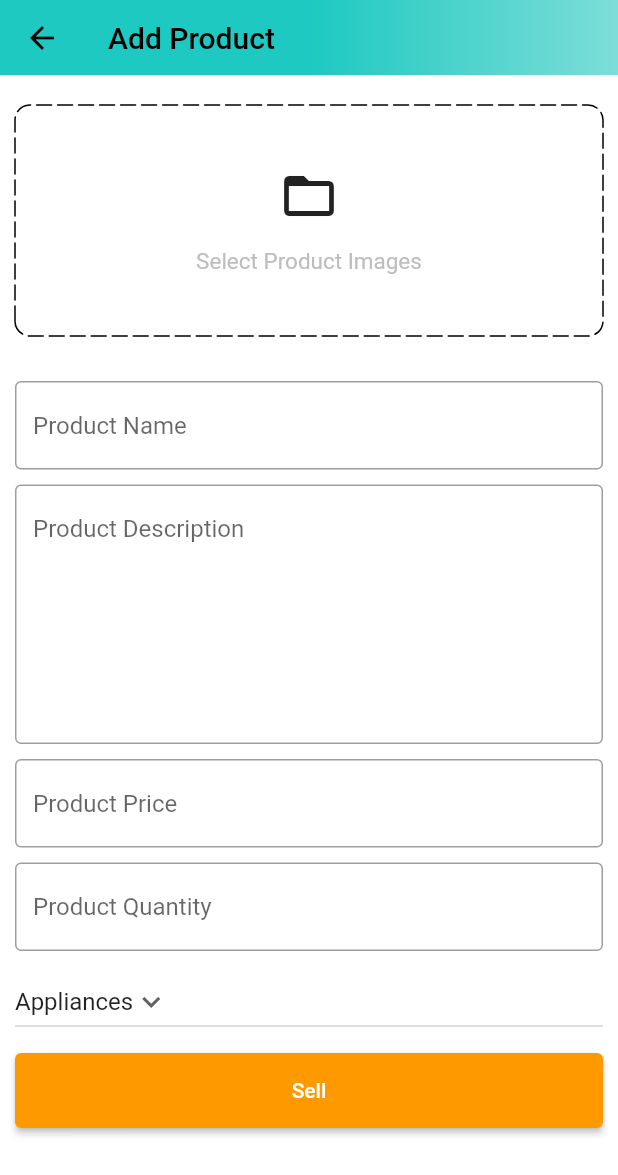
After one commit to Larissa-Nahan/Clone_App_Amazon, a Flutter app: the AdminScreen screen opened directly, after a tap on the "add" icon, on a phone screen of 412 x 824 dp. The commit adds this screen. Shown: the top 1175 px of the screen. Run offline on Flutter 3.47's test engine with Material 2 defaults, Android fonts, the phone set to English and light mode, and no system bars; drawn by our look-alikes of dotted_border; our stand-ins replace badges, carousel_slider, file_picker, shared_preferences; accounts and stored records are empty.

Commit message:
add product page

```diff
--- a/lib/common/widgets/custom_textfield.dart
+++ b/lib/common/widgets/custom_textfield.dart
@@ -3,9 +3,13 @@ import 'package:flutter/material.dart';
 class CustomTextField extends StatelessWidget {
   final TextEditingController controller;
   final String hintText;
+  final int maxLines;
 
   const CustomTextField(
-      {super.key, required this.controller, required this.hintText});
+      {super.key,
+      required this.controller,
+      required this.hintText,
+      this.maxLines = 1});
 
   @override
   Widget build(BuildContext context) {
@@ -32,6 +36,7 @@ class CustomTextField extends StatelessWidget {
 
         return null;
       },
+      maxLines: maxLines,
     );
   }
 }
--- a/lib/constants/utils.dart
+++ b/lib/constants/utils.dart
@@ -1,3 +1,6 @@
+import 'dart:io';
+
+import 'package:file_picker/file_picker.dart';
 import 'package:flutter/material.dart';
 
 void showSnackBar(BuildContext context, String text) {
@@ -7,3 +10,23 @@ void showSnackBar(BuildContext context, String text) {
     ),
   );
 }
+
+Future<List<File>> pickImages() async {
+  List<File> images = [];
+  try {
+    var files = await FilePicker.platform.pickFiles(
+      type: FileType.image,
+      allowMultiple: true,
+    );
+
+    if (files != null && files.files.isNotEmpty) {
+      for (int i = 0; i < files.files.length; i++) {
+        images.add(File(files.files[i].path!));
+      }
+    }
+  } catch (e) {
+    debugPrint(e.toString());
+  }
+
+  return images;
+}
--- /dev/null
+++ b/lib/features/admin/screen/add_product_screen.dart
@@ -0,0 +1,182 @@
+import 'dart:io';
+
+import 'package:amazon/common/widgets/custom_button.dart';
+import 'package:amazon/common/widgets/custom_textfield.dart';
+import 'package:amazon/constants/global_variables.dart';
+import 'package:amazon/constants/utils.dart';
+import 'package:carousel_slider/carousel_slider.dart';
+import 'package:dotted_border/dotted_border.dart';
+import 'package:flutter/material.dart';
+
+class AddProductScreen extends StatefulWidget {
+  static const String routeName = '/add-pproduct';
+
+  const AddProductScreen({super.key});
+
+  @override
+  State<AddProductScreen> createState() => _AddProductScreenState();
+}
+
+class _AddProductScreenState extends State<AddProductScreen> {
+  final TextEditingController productNameController = TextEditingController();
+  final TextEditingController descriptionController = TextEditingController();
+  final TextEditingController priceController = TextEditingController();
+  final TextEditingController quantityController = TextEditingController();
+
+  String category = 'Appliances';
+  List<File> images = [];
+
+  @override
+  void dispose() {
+    super.dispose();
+    productNameController.dispose();
+    descriptionController.dispose();
+    priceController.dispose();
+    quantityController.dispose();
+  }
+
+  List<String> productsCategories = [
+    'Appliances',
+    'Books',
+    'Essentials',
+    'Fashion',
+    'Mobiles',
+  ];
+
+  void selectImages() async {
+    var res = await pickImages();
+    setState(() {
+      images = res;
+    });
+  }
+
+  @override
+  Widget build(BuildContext context) {
+    return Scaffold(
+      appBar: PreferredSize(
+        preferredSize: const Size.fromHeight(50),
+        child: AppBar(
+          flexibleSpace: Container(
+            decoration: const BoxDecoration(
+              gradient: GlobalVariables.appBarGradient,
+            ),
+          ),
+          title: const Text(
+            'Add Product',
+            style: TextStyle(
+              color: Colors.black,
+            ),
+          ),
+        ),
+      ),
+      body: SingleChildScrollView(
+        child: Form(
+          child: Padding(
+            padding: const EdgeInsets.symmetric(horizontal: 10),
+            child: Column(
+              children: [
+                const SizedBox(height: 20),
+                images.isNotEmpty
+                    ? CarouselSlider(
+                        items: images.map(
+                          (i) {
+                            return Builder(
+                              builder: (BuildContext context) => Image.file(
+                                i,
+                                fit: BoxFit.cover,
+                                height: 200,
+                              ),
+                            );
+                          },
+                        ).toList(),
+                        options: CarouselOptions(
+                          viewportFraction: 1,
+                          height: 200,
+                        ),
+                      )
+                    : GestureDetector(
+                        onTap: selectImages,
+                        child: DottedBorder(
+                          borderType: BorderType.RRect,
+                          radius: const Radius.circular(10),
+                          dashPattern: const [10, 4],
+                          strokeCap: StrokeCap.round,
+                          child: Container(
+                            width: double.infinity,
+                            height: 150,
+                            decoration: BoxDecoration(
+                              borderRadius: BorderRadius.circular(10),
+                            ),
+                            child: Column(
+                              mainAxisAlignment: MainAxisAlignment.center,
+                              children: [
+                                const Icon(
+                                  Icons.folder_open,
+                                  size: 40,
+                                ),
+                                const SizedBox(
+                                  height: 15,
+                                ),
+                                Text(
+                                  "Select Product Images",
+                                  style: TextStyle(
+                                    fontSize: 15,
+                                    color: Colors.grey.shade400,
+                                  ),
+                                )
+                              ],
+                            ),
+                          ),
+                        ),
+                      ),
+                const SizedBox(height: 30),
+                CustomTextField(
+                  controller: productNameController,
+                  hintText: 'Product Name',
+                ),
+                const SizedBox(height: 10),
+                CustomTextField(
+                  controller: descriptionController,
+                  hintText: 'Product Description',
+                  maxLines: 7,
+                ),
+                const SizedBox(height: 10),
+                CustomTextField(
+                  controller: priceController,
+                  hintText: 'Product Price',
+                ),
+                const SizedBox(height: 10),
+                CustomTextField(
+                  controller: quantityController,
+                  hintText: 'Product Quantity',
+                ),
+                const SizedBox(height: 10),
+                SizedBox(
+                  width: double.infinity,
+                  child: DropdownButton(
+                    value: category,
+                    icon: const Icon(Icons.keyboard_arrow_down),
+                    items: productsCategories.map((String item) {
+                      return DropdownMenuItem(
+                        value: item,
+                        child: Text(item),
+                      );
+                    }).toList(),
+                    onChanged: (String? newValue) {
+                      setState(() {
+                        category = newValue!;
+                      });
+                    },
+                  ),
+                ),
+                const SizedBox(height: 10),
+                CustomButton(text: 'Sell', onTap: () {}),
+                const SizedBox(height: 10),
+              ],
+            ),
+          ),
+        ),
+      ),
+    );
+  }
+}
--- /dev/null
+++ b/lib/features/admin/screen/admin_screen.dart
@@ -0,0 +1,140 @@
+import 'package:amazon/constants/global_variables.dart';
+import 'package:amazon/features/admin/screen/posts_screen.dart';
+import 'package:flutter/material.dart';
+
+class AdminScreen extends StatefulWidget {
+  const AdminScreen({super.key});
+
+  @override
+  State<AdminScreen> createState() => _AdminScreenState();
+}
+
+class _AdminScreenState extends State<AdminScreen> {
+  int _page = 0;
+  double bottomBarWidth = 42;
+  double bottomBarBorderWidth = 5;
+
+  List<Widget> pages = [
+    const PostsScreen(),
+    const Center(
+      child: Text("Analytcs"),
+    ),
+    const Center(
+      child: Text("Orders"),
+    ),
+  ];
+
+  void updatePage(int page) {
+    setState(() {
+      _page = page;
+    });
+  }
+
+  @override
+  Widget build(BuildContext context) {
+    return Scaffold(
+      appBar: PreferredSize(
+        preferredSize: const Size.fromHeight(50),
+        child: AppBar(
+          flexibleSpace: Container(
+            decoration: const BoxDecoration(
+              gradient: GlobalVariables.appBarGradient,
+            ),
+          ),
+          title: Row(
+            mainAxisAlignment: MainAxisAlignment.spaceBetween,
+            children: [
+              Container(
+                alignment: Alignment.topLeft,
+                child: Image.asset(
+                  'assets/images/amazon_in.png',
+                  width: 120,
+                  height: 45,
+                  color: Colors.black,
+                ),
+              ),
+              const Text(
+                'Admin',
+                style: TextStyle(
+                  color: Colors.black,
+                  fontWeight: FontWeight.bold,
+                ),
+              ),
+            ],
+          ),
+        ),
+      ),
+      body: pages[_page],
+      bottomNavigationBar: BottomNavigationBar(
+        currentIndex: _page,
+        selectedItemColor: GlobalVariables.selectedNavBarColor,
+        unselectedItemColor: GlobalVariables.unselectedNavBarColor,
+        backgroundColor: GlobalVariables.backgroundColor,
+        iconSize: 28,
+        onTap: updatePage,
+        items: [
+          //Posts
+          BottomNavigationBarItem(
+            icon: Container(
+              width: bottomBarWidth,
+              decoration: BoxDecoration(
+                border: Border(
+                  top: BorderSide(
+                    color: _page == 0
+                        ? GlobalVariables.selectedNavBarColor
+                        : GlobalVariables.backgroundColor,
+                    width: bottomBarBorderWidth,
+                  ),
+                ),
+              ),
+              child: const Icon(
+                Icons.home_outlined,
+              ),
+            ),
+            label: '',
+          ),
+          //Analytcs
+          BottomNavigationBarItem(
+            icon: Container(
+              width: bottomBarWidth,
+              decoration: BoxDecoration(
+                border: Border(
+                  top: BorderSide(
+                    color: _page == 1
+                        ? GlobalVariables.selectedNavBarColor
+                        : GlobalVariables.backgroundColor,
+                    width: bottomBarBorderWidth,
+                  ),
+                ),
+              ),
+              child: const Icon(
+                Icons.analytics_outlined,
+              ),
+            ),
+            label: '',
+          ),
+          //Orders
+          BottomNavigationBarItem(
+            icon: Container(
+              width: bottomBarWidth,
+              decoration: BoxDecoration(
+                border: Border(
+                  top: BorderSide(
+                    color: _page == 2
+                        ? GlobalVariables.selectedNavBarColor
+                        : GlobalVariables.backgroundColor,
+                    width: bottomBarBorderWidth,
+                  ),
+                ),
+              ),
+              child: const Icon(
+                Icons.all_inbox_outlined,
+              ),
+            ),
+            label: '',
+          ),
+        ],
+      ),
+    );
+  }
+}
--- /dev/null
+++ b/lib/features/admin/screen/posts_screen.dart
@@ -0,0 +1,31 @@
+import 'package:amazon/features/admin/screen/add_product_screen.dart';
+import 'package:flutter/material.dart';
+
+class PostsScreen extends StatefulWidget {
+  const PostsScreen({super.key});
+
+  @override
+  State<PostsScreen> createState() => _PostsScreenState();
+}
+
+class _PostsScreenState extends State<PostsScreen> {
+  void navigateToAddProduct() {
+    Navigator.pushNamed(context, AddProductScreen.routeName);
+  }
+
+  @override
+  Widget build(BuildContext context) {
+    return Scaffold(
+      body: const Center(
+        child: Text("Products"),
+      ),
+      floatingActionButton: FloatingActionButton(
+        onPressed: navigateToAddProduct,
+        tooltip: "Add a product",
+        child: const Icon(
+            Icons.add), //Ao clicar e segurar no botão mostra essa menssagem
+      ),
+      floatingActionButtonLocation: FloatingActionButtonLocation.centerFloat,
+    );
+  }
+}
--- a/lib/main.dart
+++ b/lib/main.dart
@@ -1,4 +1,5 @@
 import 'package:amazon/common/widgets/bottom_bar.dart';
+import 'package:amazon/features/admin/screen/admin_screen.dart';
 import 'package:amazon/features/auth/screens/auth_screen.dart';
 import 'package:amazon/features/auth/services/auth_service.dart';
 import 'package:amazon/providers/user_provider.dart';
@@ -39,6 +40,7 @@ class _MyAppState extends State<MyApp> {
   @override
   Widget build(BuildContext context) {
     return MaterialApp(
+      debugShowCheckedModeBanner: false,  //Retira a marcação de debug
       title: 'Amazon Clone',
       theme: ThemeData(
         scaffoldBackgroundColor: GlobalVariables.backgroundColor,
@@ -53,9 +55,9 @@ class _MyAppState extends State<MyApp> {
       onGenerateRoute: ((settings) => generateRoute(settings)),
 // Páginal inicial
       home: Provider.of<UserProvider>(context).user.token.isNotEmpty
-      //(token not empty vai para a home (bottom page))
-          ? const BottomBar()
-      //(token empty vai para a pág de autenticação (sign up/in))
+          ? Provider.of<UserProvider>(context).user.type == 'user'
+              ? const BottomBar()
+              : const AdminScreen()
           : const AuthScreen(),
     );
   }
--- a/lib/router.dart
+++ b/lib/router.dart
@@ -1,4 +1,5 @@
 import 'package:amazon/common/widgets/bottom_bar.dart';
+import 'package:amazon/features/admin/screen/add_product_screen.dart';
 import 'package:amazon/features/home/screens/home_screen.dart';
 import 'package:flutter/material.dart';
 import 'features/auth/screens/auth_screen.dart';
@@ -23,6 +24,12 @@ Route<dynamic> generateRoute(RouteSettings routeSettings) {
         settings: routeSettings,
         builder: (_) => const BottomBar(),
       );
+    //Route adicionar produtos admin
+    case AddProductScreen.routeName:
+      return MaterialPageRoute(
+        settings: routeSettings,
+        builder: (_) => const AddProductScreen(),
+      );
     //Route pag não existe
     default:
       return MaterialPageRoute(
--- a/pubspec.yaml
+++ b/pubspec.yaml
@@ -41,6 +41,8 @@ dependencies:
   shared_preferences: ^2.0.15
   badges: ^2.0.3
   carousel_slider: ^4.1.1
+  dotted_border: ^2.0.0+2
+  file_picker: ^3.0.4
 
 dev_dependencies:
   flutter_test:
```
Also changed, not shown: pubspec.lock, 1 other file.
